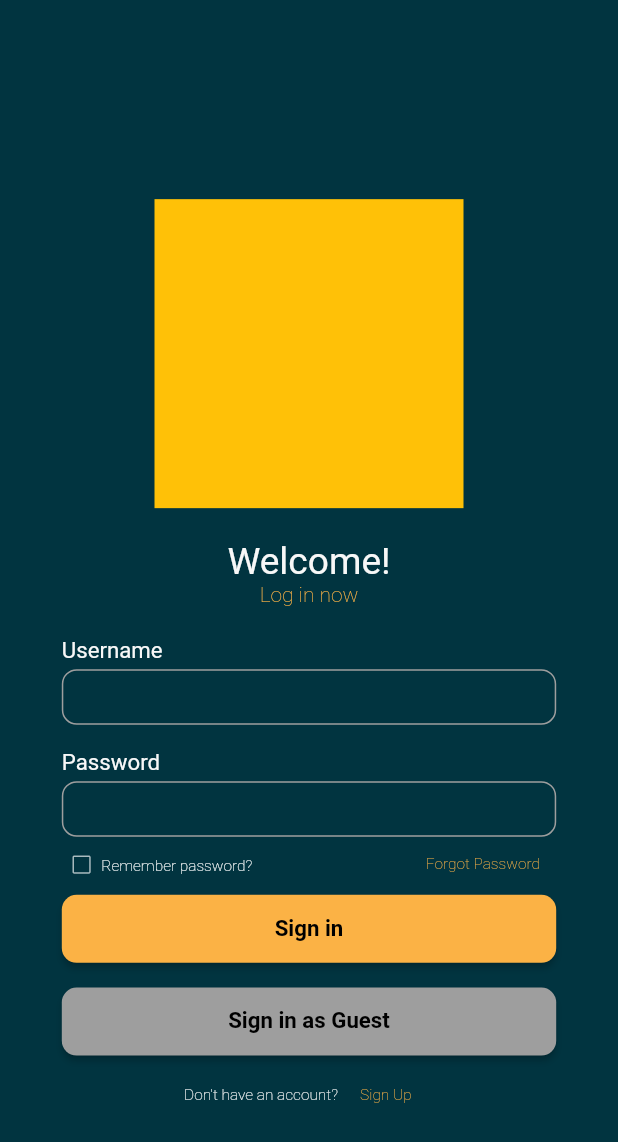
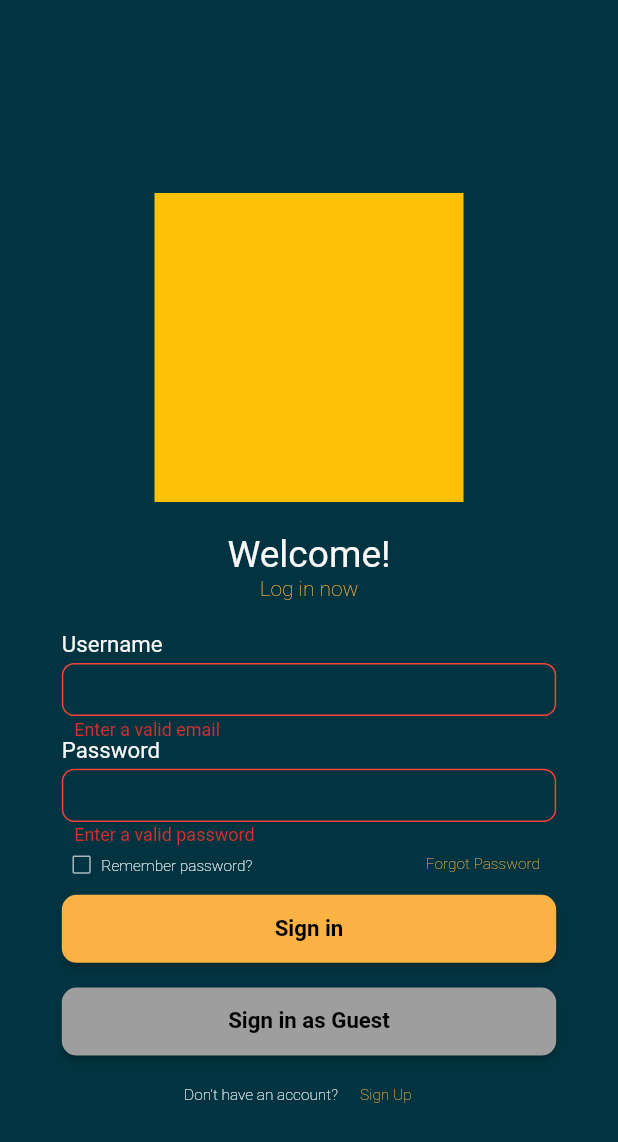
Before and after one commit to lum23/queuing-system, a Flutter app: the screen it shows after launch, after a tap on "Sign in", on a phone screen of 412 x 824 dp. Shown: the top 1142 px of the screen. Run offline on Flutter 3.47's test engine with Material 2 defaults, Android fonts, the light colour scheme and no system bars; our stand-ins replace cloud_firestore, easy_stepper, firebase_auth, firebase_core, google_fonts; accounts and stored records are empty.

Commit message:
completed Sign in and Up

```diff
--- a/lib/screens/auth/auth.dart
+++ b/lib/screens/auth/auth.dart
@@ -33,12 +33,17 @@ class AuthFirebase{
   }
   //* Signin email, pass
   Future signIn(String email, String password) async {
-    // try{
-    //   AuthRes
-    // }
+    try {
+      UserCredential result = await _auth.signInWithEmailAndPassword(email: email, password: password);
+      User? user = result.user;
+      return _userFromFireBase(user);
+    } catch (e) {
+      print(e.toString());
+      return null;
+    }
   }
   //* Signup
-  Future registerEmailAndPassword(String email, String password, String firstName, String lastName, String idNumber, String phoneNumber, String course) async {
+  Future register(String email, String password, String firstName, String lastName, String idNumber, String phoneNumber, String course) async {
     try {
       UserCredential result = await _auth.createUserWithEmailAndPassword(email: email, password: password);
       User? user = result.user;
--- a/lib/screens/auth/authenticate.dart
+++ b/lib/screens/auth/authenticate.dart
@@ -3,6 +3,8 @@ import 'package:google_fonts/google_fonts.dart';
 import 'package:queueing_system/screens/auth/auth.dart';
 import 'package:queueing_system/screens/auth/guest_auth.dart';
 import 'package:queueing_system/screens/auth/student_signup.dart';
+
+import '../wrapper.dart';
 
 class Authenticate extends StatefulWidget {
   const Authenticate({Key? key}) : super(key: key);
@@ -26,6 +28,7 @@ class _AuthenticateState extends State<Authenticate> {
   String _password = '';
 
   final AuthFirebase _auth = AuthFirebase();
+  final _formKey = GlobalKey<FormState>();
 
   @override
   Widget build(BuildContext context) {
@@ -40,6 +43,7 @@ class _AuthenticateState extends State<Authenticate> {
           child: SingleChildScrollView(
             reverse: true,
             child: Form(
+              key: _formKey,
               child: Column(
                 mainAxisAlignment: MainAxisAlignment.center,
                 crossAxisAlignment: CrossAxisAlignment.center,
@@ -98,13 +102,27 @@ class _AuthenticateState extends State<Authenticate> {
                       ),
                       SizedBox(
                         width: $ScreenWidth * 80,
-                        height: $ScreenHeight * 4.5,
+                        height: $ScreenHeight * 6,
                         child: TextFormField(
+                          validator: (value) => value!.isEmpty ? 'Enter a valid email' : null,
                           scrollPadding: const EdgeInsets.only(bottom: 150),
                           onChanged: (value) {
                             setState(() => _username = value);
                           },
                           decoration: InputDecoration(
+                            contentPadding: EdgeInsets.symmetric(vertical: $ScreenHeight * 1, horizontal: $ScreenHeight * 1),
+                            errorBorder: OutlineInputBorder(
+                              borderRadius: BorderRadius.circular($ScreenHeight * 1),
+                              borderSide: const BorderSide(color: Colors.red)
+                            ),
+                            errorStyle: const TextStyle(
+                              fontSize: 12,
+                              height: 0.5
+                            ),
+                            focusedErrorBorder: OutlineInputBorder(
+                                borderRadius: BorderRadius.circular($ScreenHeight * 1),
+                                borderSide: const BorderSide(color: Colors.white)
+                            ),
                             enabledBorder: OutlineInputBorder(
                                 borderRadius: BorderRadius.circular($ScreenHeight * 1.2),
                                 borderSide: BorderSide(color: $Color4_gray)
@@ -121,9 +139,6 @@ class _AuthenticateState extends State<Authenticate> {
                         ),
                       ),
                     ],
-                  ),
-                  SizedBox(
-                    height: $ScreenHeight * 2, // Spacing at 2.5% of screen height
                   ),
                   Column(
                     crossAxisAlignment: CrossAxisAlignment.start,
@@ -143,13 +158,27 @@ class _AuthenticateState extends State<Authenticate> {
                       ),
                       SizedBox(
                         width: $ScreenWidth * 80,
-                        height: $ScreenHeight * 4.5,
+                        height: $ScreenHeight * 6,
                         child: TextFormField(
+                          validator: (value) => value!.isEmpty ? 'Enter a valid password' : null,
                           onChanged: (value) {
                             setState(() => _password = value);
                           },
                           obscureText: true,
                           decoration: InputDecoration(
+                            contentPadding: EdgeInsets.symmetric(vertical: $ScreenHeight * 1, horizontal: $ScreenHeight * 1),
+                            errorBorder: OutlineInputBorder(
+                              borderRadius: BorderRadius.circular($ScreenHeight * 1),
+                              borderSide: const BorderSide(color: Colors.red)
+                            ),
+                            errorStyle: const TextStyle(
+                              fontSize: 12,
+                              height: 0.5
+                            ),
+                            focusedErrorBorder: OutlineInputBorder(
+                                borderRadius: BorderRadius.circular($ScreenHeight * 1),
+                                borderSide: const BorderSide(color: Colors.white)
+                            ),
                             enabledBorder: OutlineInputBorder(
                                 borderRadius: BorderRadius.circular($ScreenHeight * 1.2),
                                 borderSide: BorderSide(color: $Color4_gray)
@@ -168,9 +197,6 @@ class _AuthenticateState extends State<Authenticate> {
                     ],
                   ),
                   //* END OF TEXTFIELDS
-                  SizedBox(
-                    height: $ScreenHeight * .5,
-                  ),
                   //* START Remember password & Forgot Password
                   SizedBox(
                     width: $ScreenWidth * 80,
@@ -259,8 +285,10 @@ class _AuthenticateState extends State<Authenticate> {
                     height: $ScreenHeight * 5.5,
                     child: ElevatedButton(
                       onPressed: () async {
-                        print(_username);
-                        print(_password);
+                        if (_formKey.currentState!.validate()) {
+                          dynamic result = await _auth.signIn(_username, _password);
+                          Navigator.push(context, MaterialPageRoute(builder: (context) => WillPopScope(child: const Wrapper(), onWillPop: () async => false)));
+                        };
                       },
                       style: ElevatedButton.styleFrom(
                         backgroundColor: $Color2_accent,
@@ -289,7 +317,7 @@ class _AuthenticateState extends State<Authenticate> {
                     width: $ScreenWidth * 80,
                     height: $ScreenHeight * 5.5,
                     child: ElevatedButton(
-                      onPressed: () => Navigator.push(context, MaterialPageRoute(builder: (context) => const GuestAuth())),
+                      onPressed: () => Navigator.push(context, MaterialPageRoute(builder: (context) => WillPopScope(child: const GuestAuth(), onWillPop: () async => false))),
                       style: ElevatedButton.styleFrom(
                         backgroundColor: $Color4_gray,
                         shape: RoundedRectangleBorder(
@@ -331,7 +359,7 @@ class _AuthenticateState extends State<Authenticate> {
                               fontWeight: FontWeight.w100)),
                         ),
                         TextButton(
-                          onPressed: () => Navigator.push(context, MaterialPageRoute(builder: (context) => const StudentSignup())),
+                          onPressed: () => Navigator.push(context, MaterialPageRoute(builder: (context) => WillPopScope(child: const StudentSignup(), onWillPop: () async => false))),
                           style: TextButton.styleFrom(
                             padding: EdgeInsets.zero
                           ),
--- a/lib/screens/auth/student_signup.dart
+++ b/lib/screens/auth/student_signup.dart
@@ -2,6 +2,7 @@ import 'package:flutter/material.dart';
 import 'package:google_fonts/google_fonts.dart';
 import 'package:queueing_system/screens/auth/auth.dart';
 import 'package:queueing_system/screens/auth/authenticate.dart';
+import 'package:queueing_system/screens/wrapper.dart';
 
 class StudentSignup extends StatefulWidget {
   const StudentSignup({ Key? key }) : super(key: key);
@@ -581,8 +582,9 @@ class _StudentSignupState extends State<StudentSignup> {
                         child: ElevatedButton(
                           onPressed: () async {
                             if (_formKey.currentState!.validate()) {
-                              // dynamic result = await _auth.registerEmailAndPassword(_email, _password, _FirstName, _LastName, _IDnumber, _PhoneNumber, _Course);
-                              dynamic result = await _auth.registerEmailAndPassword(_email, _password, _FirstName, _LastName, _IDnumber, _PhoneNumber, _Course);
+                              dynamic result = await _auth.register(_email, _password, _FirstName, _LastName, _IDnumber, _PhoneNumber, _Course);
+                              // ignore: use_build_context_synchronously
+                              Navigator.push(context, MaterialPageRoute(builder: (context) => WillPopScope(child: const Wrapper(), onWillPop: () async => false)));
                               if (result == null){
                                 setState(() => _error = 'error');
                               }
```
Lines whose indentation alone changed are shown as unchanged.
